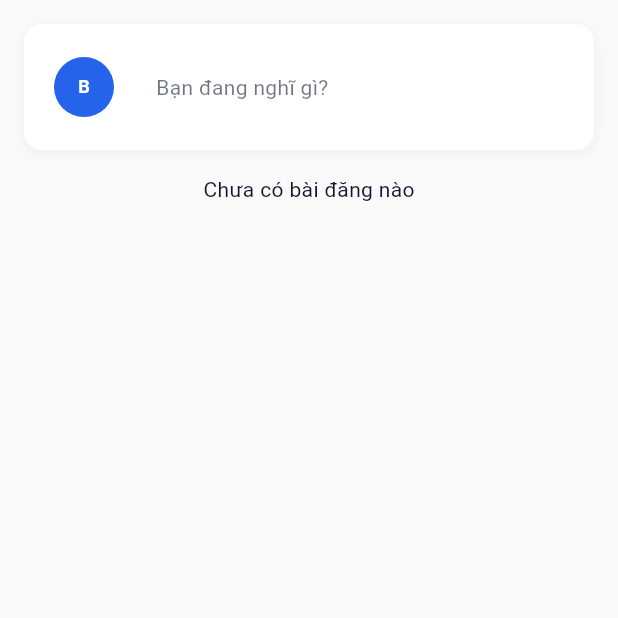
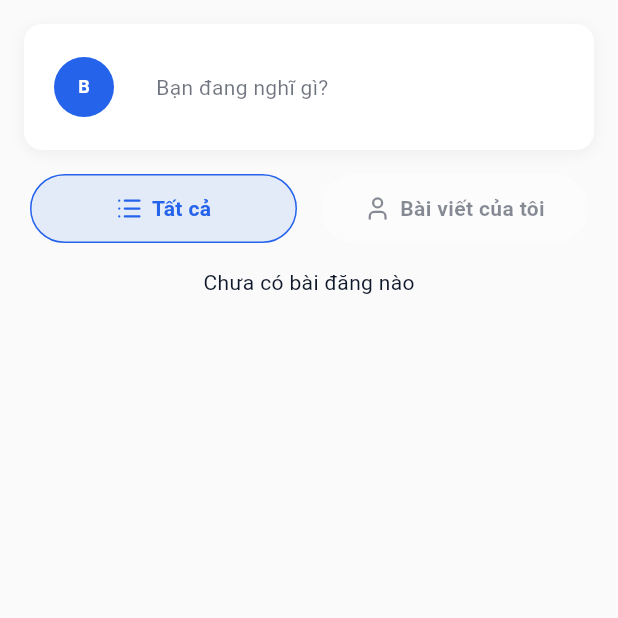
Before and after one commit to baoo694/PhenikaaConnect, a Flutter app: the SocialScreen screen opened directly, on a phone screen of 412 x 824 dp, the top half of it. Run offline on Flutter 3.47's test engine with Material 3 defaults, Android fonts, the light colour scheme and no system bars; our stand-ins replace file_picker, lucide_icons, shared_preferences, supabase_flutter; accounts and stored records are empty.

Commit message:
feat: add my posts filter in social tab

```diff
--- a/lib/screens/social_screen.dart
+++ b/lib/screens/social_screen.dart
@@ -7,6 +7,7 @@ import 'dart:convert';
 import 'package:file_picker/file_picker.dart';
 import '../providers/app_provider.dart';
 import '../widgets/common_widgets.dart';
+import '../models/post.dart';
 import 'comments_screen.dart';
 import 'post_detail_screen.dart';
 import 'image_viewer_screen.dart';
@@ -18,10 +19,13 @@ class SocialScreen extends StatefulWidget {
   State<SocialScreen> createState() => _SocialScreenState();
 }
 
+enum _PostFilter { all, mine }
+
 class _SocialScreenState extends State<SocialScreen> {
   final TextEditingController _postController = TextEditingController();
   String? _selectedImageBase64;
   final Set<String> _expandedPosts = {};
+  _PostFilter _selectedFilter = _PostFilter.all;
 
   @override
   void dispose() {
@@ -52,6 +56,8 @@ class _SocialScreenState extends State<SocialScreen> {
         child: Column(
           children: [
             _buildCreatePostCard(),
+            const SizedBox(height: 16),
+            _buildFilterChips(),
             const SizedBox(height: 16),
             _buildPostsList(),
           ],
@@ -110,14 +116,103 @@ class _SocialScreenState extends State<SocialScreen> {
           );
         }
 
-        if (appProvider.posts.isEmpty) {
-          return const Center(
-            child: Text('Chưa có bài đăng nào'),
+        final currentUserId = appProvider.currentUser?.id;
+        List<Post> filteredPosts = appProvider.posts;
+        if (_selectedFilter == _PostFilter.mine && currentUserId != null) {
+          filteredPosts =
+              filteredPosts.where((post) => post.userId == currentUserId).toList();
+        }
+
+        if (filteredPosts.isEmpty) {
+          final emptyText = _selectedFilter == _PostFilter.mine
+              ? 'Bạn chưa có bài viết nào'
+              : 'Chưa có bài đăng nào';
+          return Center(
+            child: Text(emptyText),
           );
         }
 
         return Column(
-          children: appProvider.posts.map((post) => _buildPostCard(post)).toList(),
+          children: filteredPosts.map((post) => _buildPostCard(post)).toList(),
+        );
+      },
+    );
+  }
+
+  Widget _buildFilterChips() {
+    return Consumer<AppProvider>(
+      builder: (context, appProvider, child) {
+        final canUseMyPosts = appProvider.currentUser != null;
+        final theme = Theme.of(context);
+
+        Widget buildChip(String label, _PostFilter value,
+            {required bool enabled, IconData? icon}) {
+          final isSelected = _selectedFilter == value;
+          final bgColor = isSelected
+              ? theme.colorScheme.primary.withOpacity(0.1)
+              : theme.colorScheme.surfaceVariant.withOpacity(0.4);
+          final fgColor =
+              isSelected ? theme.colorScheme.primary : theme.colorScheme.onSurface;
+          return Expanded(
+            child: GestureDetector(
+              onTap: enabled
+                  ? () {
+                      setState(() {
+                        _selectedFilter = value;
+                      });
+                    }
+                  : null,
+              child: AnimatedContainer(
+                duration: const Duration(milliseconds: 180),
+                padding: const EdgeInsets.symmetric(vertical: 12, horizontal: 16),
+                margin: const EdgeInsets.symmetric(horizontal: 4),
+                decoration: BoxDecoration(
+                  color: enabled ? bgColor : bgColor.withOpacity(0.4),
+                  borderRadius: BorderRadius.circular(24),
+                  border: Border.all(
+                    color: isSelected
+                        ? theme.colorScheme.primary
+                        : Colors.transparent,
+                  ),
+                ),
+                child: Row(
+                  mainAxisAlignment: MainAxisAlignment.center,
+                  mainAxisSize: MainAxisSize.min,
+                  children: [
+                    if (icon != null) ...[
+                      Icon(
+                        icon,
+                        size: 18,
+                        color: enabled ? fgColor : fgColor.withOpacity(0.5),
+                      ),
+                      const SizedBox(width: 6),
+                    ],
+                    Text(
+                      label,
+                      textAlign: TextAlign.center,
+                      style: theme.textTheme.bodyMedium?.copyWith(
+                        color: enabled ? fgColor : fgColor.withOpacity(0.5),
+                        fontWeight: FontWeight.w600,
+                      ),
+                    ),
+                  ],
+                ),
+              ),
+            ),
+          );
+        }
+
+        return Row(
+          children: [
+            buildChip('Tất cả', _PostFilter.all, enabled: true, icon: LucideIcons.list),
+            const SizedBox(width: 8),
+            buildChip(
+              'Bài viết của tôi',
+              _PostFilter.mine,
+              enabled: canUseMyPosts,
+              icon: LucideIcons.user,
+            ),
+          ],
         );
       },
     );
```
